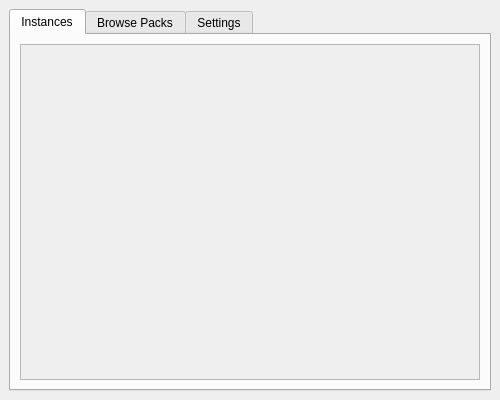
Qt form UI/MainWindow.ui (OpenMineMods/OpenMineMods) before a commit.
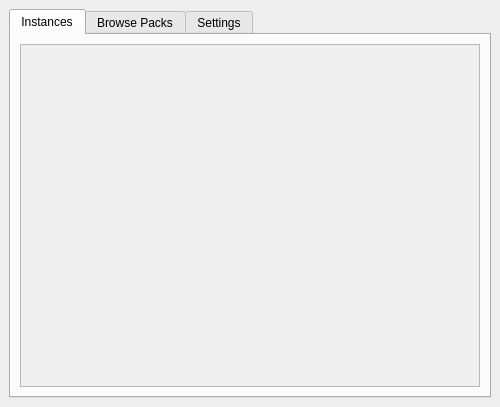
The same form after that commit. Icons and pictures are not drawn.

The edit to the form file:
```diff
--- a/UI/MainWindow.ui
+++ b/UI/MainWindow.ui
@@ -7,7 +7,7 @@
     <x>0</x>
     <y>0</y>
     <width>500</width>
-    <height>400</height>
+    <height>407</height>
    </rect>
   </property>
   <property name="windowTitle">
@@ -43,7 +43,7 @@
              <x>0</x>
              <y>0</y>
              <width>458</width>
-             <height>301</height>
+             <height>308</height>
             </rect>
            </property>
            <layout class="QVBoxLayout" name="verticalLayout_4">
```
Left out of the diff: 14 changed lines with no effect on the pictures.
